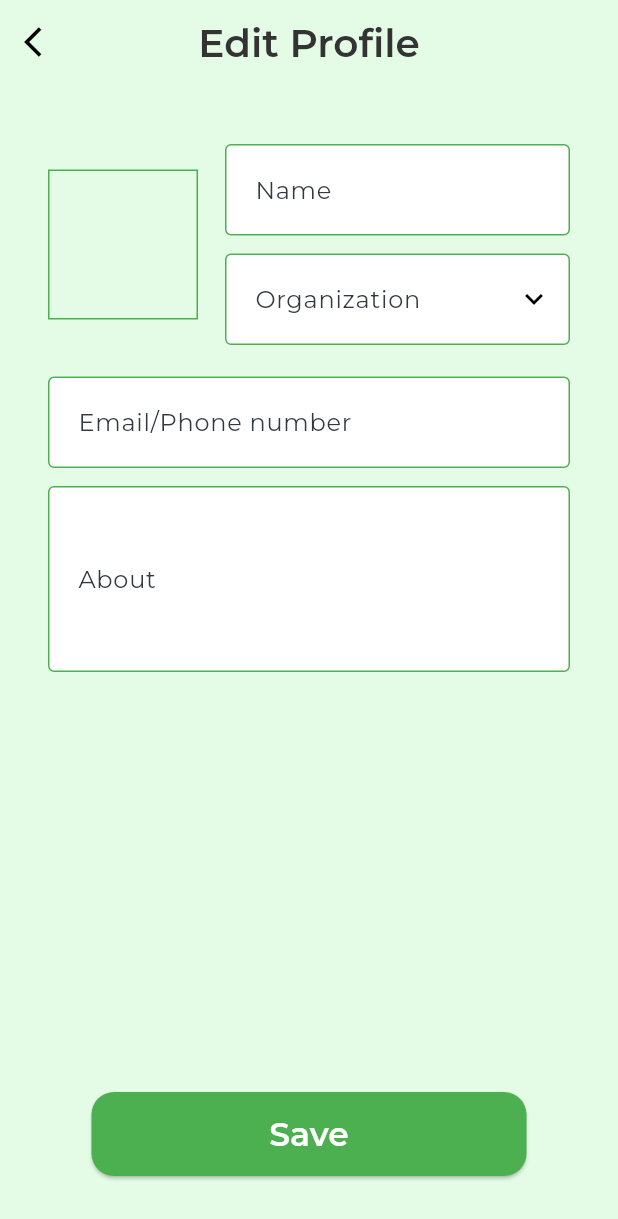
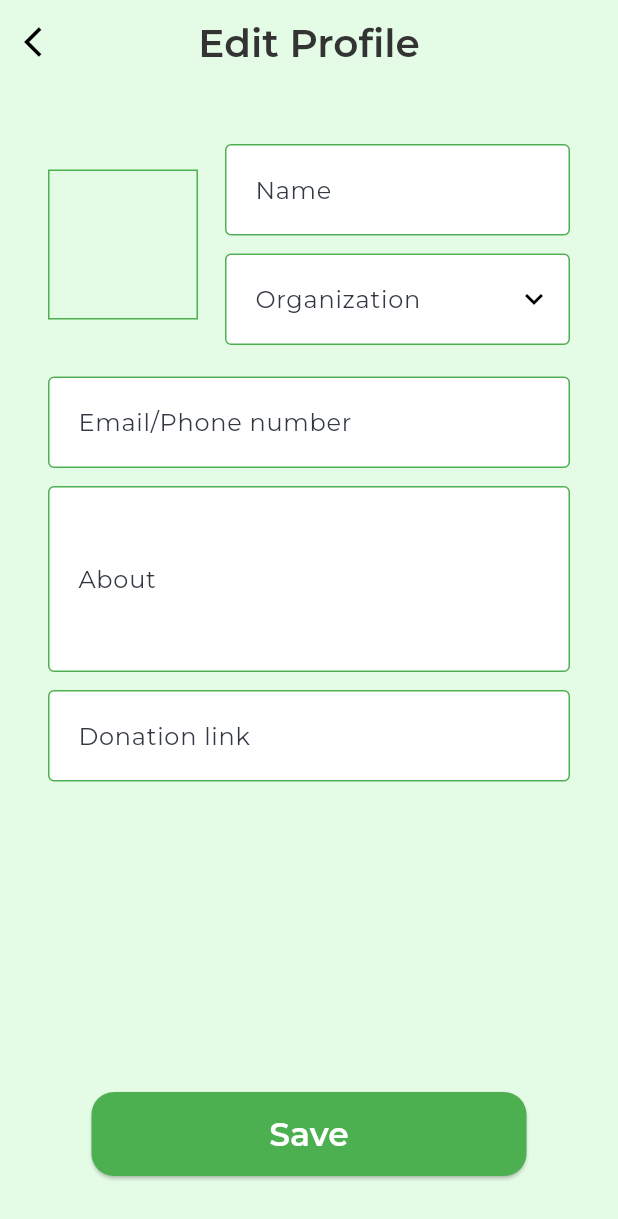
Before and after one commit to techcat18/VolunteerReport, a Flutter app: the EditProfilePage screen opened directly, on a phone screen of 412 x 824 dp. Shown: the top 1219 px of the screen. Run offline on Flutter 3.47's test engine with Material 2 defaults, Android fonts, the phone set to English and light mode, and no system bars; drawn by our look-alikes of reactive_forms; our stand-ins replace flutter_svg, google_fonts.

Commit message:
Added donation link input to edit profile form. Created custom url validator. Refactored phone validator.

```diff
--- a/mobile/lib/helpers/phone_validator.dart
+++ b/mobile/lib/helpers/phone_validator.dart
@@ -3,14 +3,15 @@ import 'package:reactive_forms/reactive_forms.dart';
 class PhoneValidator extends Validator<dynamic> {
   const PhoneValidator() : super();
 
-  bool _isPhone(String input) =>
-      RegExp(r'^[\+]?[(]?[0-9]{3}[)]?[-\s\.]?[0-9]{3}[-\s\.]?[0-9]{4,6}$')
-          .hasMatch(input);
+  static final RegExp phoneRegex =
+      RegExp(r'^[\+]?[(]?[0-9]{3}[)]?[-\s\.]?[0-9]{3}[-\s\.]?[0-9]{4,6}$');
 
   @override
   Map<String, dynamic>? validate(AbstractControl<dynamic> control) {
-    return _isPhone(control.value)
+    return (control.isNull ||
+            control.value.toString().isEmpty ||
+            phoneRegex.hasMatch(control.value.toString()))
         ? null
-        : {'phone': "Must be a valid phone number!"};
+        : {"phone": true};
   }
 }
--- a/mobile/lib/views/edit_profile/edit_profile_form.dart
+++ b/mobile/lib/views/edit_profile/edit_profile_form.dart
@@ -1,8 +1,10 @@
 import 'package:flutter/material.dart';
 import 'package:mobile/helpers/phone_validator.dart';
+import 'package:mobile/helpers/url_validator.dart';
 import 'package:mobile/widgets/inputs/reactive_dropdown.dart';
 import 'package:mobile/widgets/inputs/reactive_email_phone.dart';
 import 'package:mobile/widgets/inputs/reactive_plain_text.dart';
+import 'package:mobile/widgets/inputs/reactive_url_field.dart';
 import 'package:mobile/widgets/submit_button.dart';
 import 'package:reactive_forms/reactive_forms.dart';
 
@@ -23,6 +25,7 @@ class EditProfileForm extends StatelessWidget {
         )
       ],
       "about": [Validators.required],
+      "link": ["", const UrlValidator()]
     },
   );
 
@@ -90,7 +93,10 @@ class EditProfileForm extends StatelessWidget {
             const SizedBox(
               height: 12,
             ),
-            //TODO: Donation link
+            const ReactiveUrlField(
+              name: "link",
+              label: "Donation link",
+            ),
             const Spacer(),
             const SizedBox(
               height: 30,
--- /dev/null
+++ b/mobile/lib/widgets/inputs/reactive_url_field.dart
@@ -0,0 +1,29 @@
+import 'package:flutter/material.dart';
+import 'package:reactive_forms/reactive_forms.dart';
+
+class ReactiveUrlField extends StatelessWidget {
+  const ReactiveUrlField({
+    super.key,
+    required this.name,
+    required this.label,
+  });
+
+  final String name;
+  final String label;
+
+  @override
+  Widget build(BuildContext context) {
+    return ReactiveTextField(
+      formControlName: name,
+      keyboardType: TextInputType.url,
+      style: Theme.of(context).textTheme.labelMedium,
+      decoration: InputDecoration(
+        labelText: label,
+      ),
+      validationMessages: {
+        ValidationMessage.required: (error) => "This is a required field!",
+        "url": (error) => "Must be an actual valid url!"
+      },
+    );
+  }
+}
```
Also changed, not shown: mobile/lib/helpers/url_validator.dart (added, +24 -0 lines).
